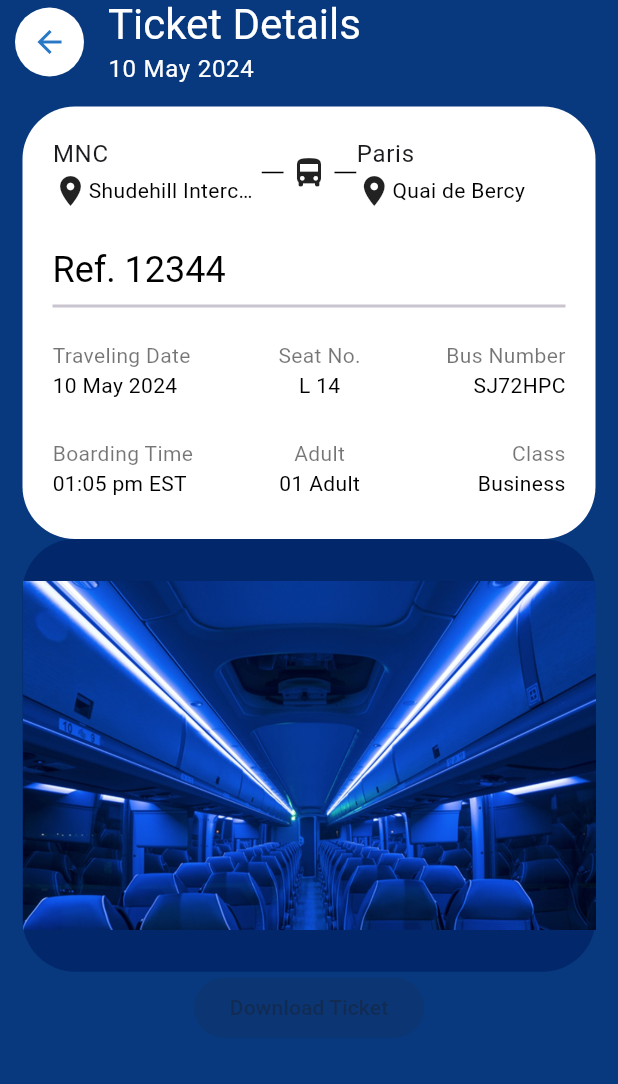
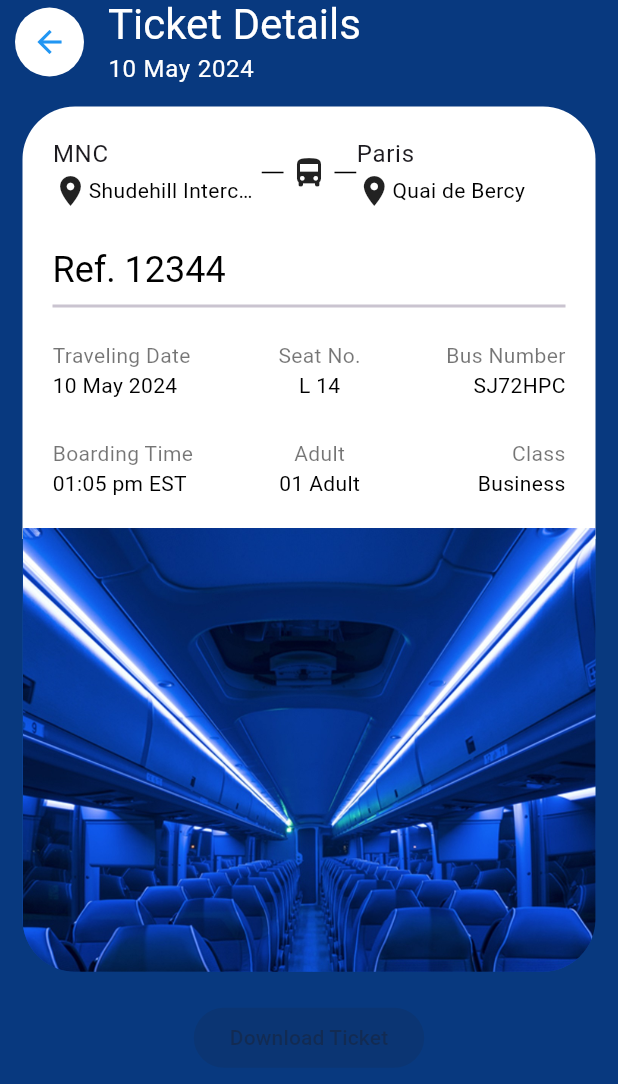
Before and after one commit to ahmetakay24/uplabs_ui_challenge_2_flutter, a Flutter app: the screen it shows after launch, on a phone screen of 412 x 824 dp. Shown: the top 1084 px of the screen. Run offline on Flutter 3.47's test engine with Material 3 defaults, Android fonts, the phone set to English and light mode, and no system bars; our stand-ins replace custom_sliding_segmented_control; missing offline and left inert: easy_autocomplete.

Commit message:
TicketDetailsScreen edited

```diff
--- a/lib/screens/ticket_details_screen/ticket_details_screen.dart
+++ b/lib/screens/ticket_details_screen/ticket_details_screen.dart
@@ -1,5 +1,12 @@
 import 'package:flutter/material.dart';
 import 'package:uplabs_ui_challenge_2_flutter/core/core_utilities.dart';
+
+import 'package:flutter/material.dart';
+
+class AppColors {
+  final Color blueColor = Colors.blue;
+  final Color navyBlue = Colors.blue.shade900;
+}
 
 class TicketDetailsScreen extends StatelessWidget {
   const TicketDetailsScreen({super.key});
@@ -9,44 +16,27 @@ class TicketDetailsScreen extends StatelessWidget {
     AppColors colors = AppColors();
 
     return Scaffold(
-      appBar: AppBar(
-        leading: Padding(
-          padding: const EdgeInsets.only(left: 10),
-          child: IconButton(
-            onPressed: () {
-              Navigator.pop(context);
-            },
-            style: IconButton.styleFrom(backgroundColor: Colors.white, shape: const CircleBorder()),
-            icon: Icon(
-              Icons.arrow_back,
-              color: colors.blueColor,
-            ),
-          ),
-        ),
-        title: Column(
-          crossAxisAlignment: CrossAxisAlignment.start,
-          children: [
-            Text(
-              "Ticket Details",
-              style: Theme.of(context).textTheme.headlineMedium,
-            ),
-            Text(
-              "10 May 2024",
-              style: Theme.of(context).textTheme.bodyLarge?.copyWith(color: Colors.white),
-            )
-          ],
-        ),
-      ),
+      appBar: TicketDetailsAppBar(colors: colors),
       body: Center(
         child: Padding(
           padding: const EdgeInsets.symmetric(horizontal: 15, vertical: 15),
           child: Column(
             children: [
               Container(
-                height: MediaQuery.of(context).size.height * 0.35,
+                height: MediaQuery.of(context).size.height * 0.7,
                 width: MediaQuery.of(context).size.width,
-                decoration: BoxDecoration(color: Colors.white, borderRadius: BorderRadius.circular(35)),
-                child: Padding(
+                decoration: BoxDecoration(
+                  borderRadius: BorderRadius.circular(35),
+                  gradient: LinearGradient(
+                    begin: Alignment.topCenter,
+                    end: Alignment.bottomCenter,
+                    colors: [Colors.white, colors.navyBlue],
+                    stops: const [0.5, 0.5],
+                  ),
+                ),
+                child: Column(
+                  children: [
+                    Padding(
                       padding: const EdgeInsets.symmetric(horizontal: 20, vertical: 20),
                       child: Column(
                         crossAxisAlignment: CrossAxisAlignment.start,
@@ -68,7 +58,8 @@ class TicketDetailsScreen extends StatelessWidget {
                                           child: Text(
                                             "Shudehill Interchange",
                                             overflow: TextOverflow.ellipsis,
-                                        style: Theme.of(context).textTheme.bodyMedium?.copyWith(color: Colors.black),
+                                            style:
+                                                Theme.of(context).textTheme.bodyMedium?.copyWith(color: Colors.black),
                                           ),
                                         ),
                                       ],
@@ -114,7 +105,8 @@ class TicketDetailsScreen extends StatelessWidget {
                                           child: Text(
                                             "Quai de Bercy",
                                             overflow: TextOverflow.ellipsis,
-                                        style: Theme.of(context).textTheme.bodyMedium?.copyWith(color: Colors.black),
+                                            style:
+                                                Theme.of(context).textTheme.bodyMedium?.copyWith(color: Colors.black),
                                           ),
                                         ),
                                       ],
@@ -252,12 +244,23 @@ class TicketDetailsScreen extends StatelessWidget {
                         ],
                       ),
                     ),
+                    Expanded(
+                      child: ClipRRect(
+                        borderRadius: const BorderRadius.only(
+                          bottomLeft: Radius.circular(35),
+                          bottomRight: Radius.circular(35),
                         ),
-              Container(
-                height: MediaQuery.of(context).size.height * 0.35,
-                decoration: BoxDecoration(color: colors.navyBlue, borderRadius: BorderRadius.circular(35)),
-                child: Image.asset("assets/images/bus_seats.jpeg"),
+                        child: Image.asset(
+                          "assets/images/bus_seats.jpeg",
+                          fit: BoxFit.cover,
+                          width: double.infinity,
                         ),
+                      ),
+                    ),
+                  ],
+                ),
+              ),
+              const SizedBox(height: 20),
               const ElevatedButton(onPressed: null, child: Text("Download Ticket"))
             ],
           ),
@@ -266,3 +269,47 @@ class TicketDetailsScreen extends StatelessWidget {
     );
   }
 }
+
+class TicketDetailsAppBar extends StatelessWidget implements PreferredSizeWidget {
+  const TicketDetailsAppBar({
+    super.key,
+    required this.colors,
+  });
+
+  final AppColors colors;
+
+  @override
+  Widget build(BuildContext context) {
+    return AppBar(
+      leading: Padding(
+        padding: const EdgeInsets.only(left: 10),
+        child: IconButton(
+          onPressed: () {
+            Navigator.pop(context);
+          },
+          style: IconButton.styleFrom(backgroundColor: Colors.white, shape: const CircleBorder()),
+          icon: Icon(
+            Icons.arrow_back,
+            color: colors.blueColor,
+          ),
+        ),
+      ),
+      title: Column(
+        crossAxisAlignment: CrossAxisAlignment.start,
+        children: [
+          Text(
+            "Ticket Details",
+            style: Theme.of(context).textTheme.headlineMedium,
+          ),
+          Text(
+            "10 May 2024",
+            style: Theme.of(context).textTheme.bodyLarge?.copyWith(color: Colors.white),
+          )
+        ],
+      ),
+    );
+  }
+
+  @override
+  Size get preferredSize => const Size.fromHeight(kToolbarHeight);
+}
```
Lines whose indentation alone changed are shown as unchanged.
